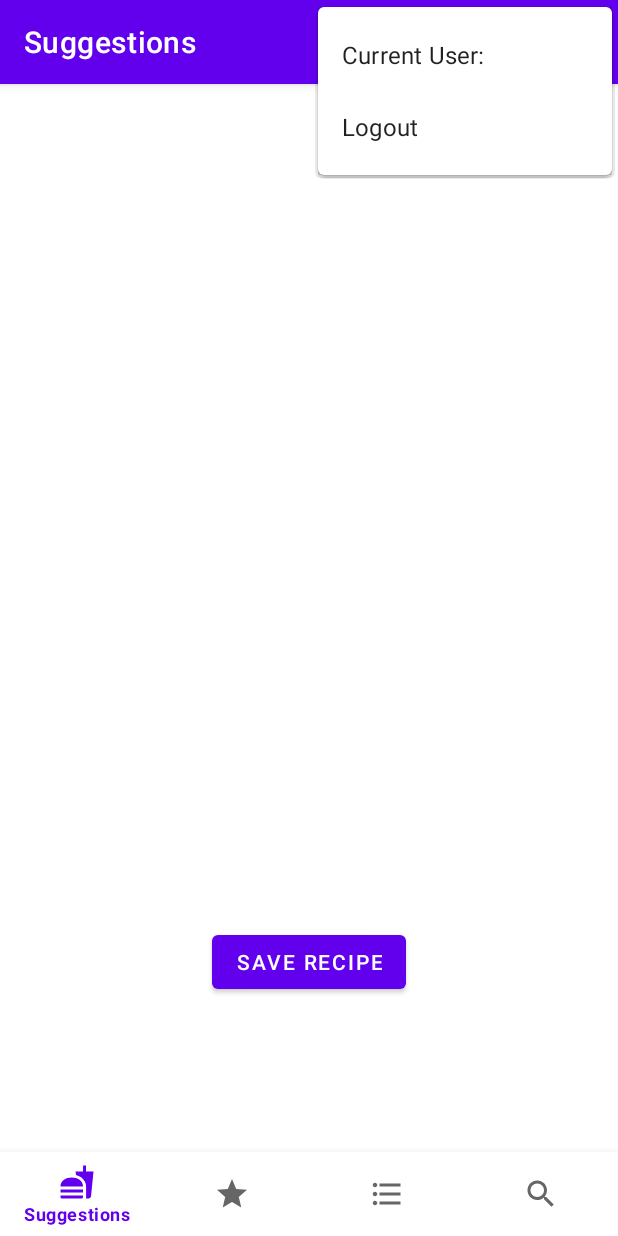
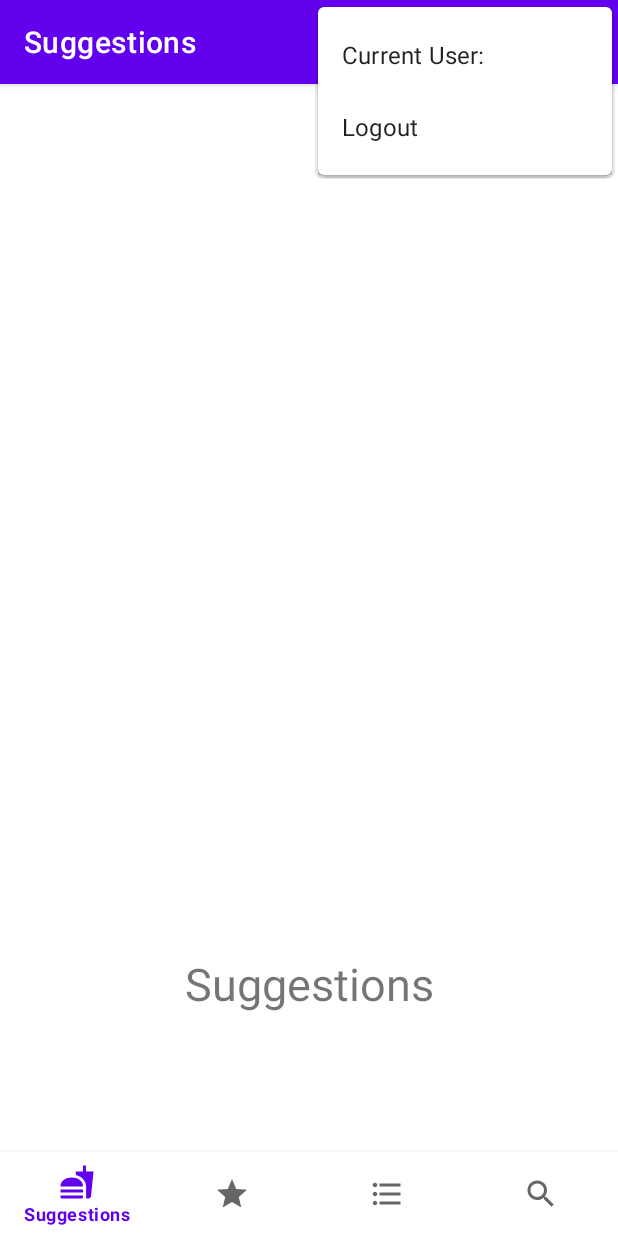
Before and after one commit to SCCapstone/Purplelimited, an Android app: the SuggestionsFragment screen opened directly, with no data from a screen before it, with the options menu open, on a phone screen of 412 x 824 dp. Run offline under Robolectric (Android 15) with nearby library versions, the phone set to English and light mode, and no system bars; our stand-ins replace Firebase (no records; nobody signed in at launch, a user with empty details on screens opened directly), navigation-ui.

Commit message:
SuggestionsFragment Patch

```diff
--- a/app/src/main/res/layout/fragment_suggestions.xml
+++ b/app/src/main/res/layout/fragment_suggestions.xml
@@ -8,47 +8,58 @@
     tools:context="edu.sc.purplelimited.ui.suggestions.SuggestionsFragment">
 
 
-    <Button
-        android:id="@+id/save_recipe_button"
+    <TextView
+            android:id="@+id/text_home"
+            android:layout_width="0dp"
+            android:layout_height="wrap_content"
+            android:layout_marginStart="15dp"
+            android:layout_marginEnd="15dp"
+            android:layout_marginBottom="148dp"
+            android:text="Suggestions"
+            android:textAlignment="center"
+            android:textSize="30sp"
+            app:layout_constraintBottom_toBottomOf="parent"
+            app:layout_constraintEnd_toEndOf="parent"
+            app:layout_constraintHorizontal_bias="0.0"
+            app:layout_constraintStart_toStartOf="parent"/>
+
+
+
+    <RelativeLayout
+        android:layout_width="match_parent"
+        android:layout_height="402dp"
+        app:layout_constraintBottom_toTopOf="@+id/text_home"
+        app:layout_constraintEnd_toEndOf="parent"
+        app:layout_constraintStart_toStartOf="parent"
+        app:layout_constraintTop_toTopOf="parent">
+
+        <ProgressBar
+            android:id="@+id/gen_progress"
             android:layout_width="wrap_content"
             android:layout_height="wrap_content"
-        android:onClick="onClick"
-        android:text="Save Recipe"
-        app:layout_constraintBottom_toBottomOf="parent"
-        app:layout_constraintEnd_toEndOf="parent"
-        app:layout_constraintStart_toStartOf="parent"
-        app:layout_constraintTop_toBottomOf="@+id/text_home" />
-
-    <TextView
-        android:id="@+id/text_home"
-        android:layout_width="match_parent"
-        android:layout_height="wrap_content"
-        android:layout_marginStart="8dp"
-        android:layout_marginTop="8dp"
-        android:layout_marginEnd="8dp"
-        android:textAlignment="center"
-        android:textSize="20sp"
-        app:layout_constraintBottom_toBottomOf="parent"
-        app:layout_constraintEnd_toEndOf="parent"
-        app:layout_constraintStart_toStartOf="parent"
-        app:layout_constraintTop_toTopOf="parent" />
+            android:minWidth="40dp"
+            android:minHeight="40dp"
+            android:visibility="visible"
+            android:layout_centerInParent="true"/>
 
         <androidx.viewpager.widget.ViewPager
-        android:id="@+id/view_pager_suggestions"
-        android:layout_width="match_parent"
-        android:layout_height="0dp"
+            android:id="@+id/view_pager_suggest"
+            android:layout_width="397dp"
+            android:layout_height="402dp"
             android:layout_centerInParent="true"
             android:clipToPadding="false"
             android:foregroundGravity="center"
             android:overScrollMode="never"
-        app:layout_constraintBottom_toTopOf="@+id/save_recipe_button"
+            app:layout_constraintBottom_toBottomOf="parent"
             app:layout_constraintEnd_toEndOf="parent"
             app:layout_constraintStart_toStartOf="parent"
             app:layout_constraintTop_toTopOf="parent"
-        tools:ignore="SpeakableTextPresentCheck"
-        android:layoutDirection="rtl">
-<!--        </androidx.viewpager2.widget.ViewPager2>-->
+            app:layout_constraintHorizontal_bias="0.466"
+            app:layout_constraintVertical_bias="0.059"
+            tools:ignore="SpeakableTextPresentCheck">
+
     </androidx.viewpager.widget.ViewPager>
 
+    </RelativeLayout>
 
 </androidx.constraintlayout.widget.ConstraintLayout>
```
Also changed, not shown: app/src/main/java/edu/sc/purplelimited/ui/suggestions/SuggestionsAdapter.java (added, +96 -0 lines), app/src/main/java/edu/sc/purplelimited/ui/suggestions/SuggestionsFragment.java (+232 -131 lines). Lines whose indentation alone changed are shown as unchanged.
